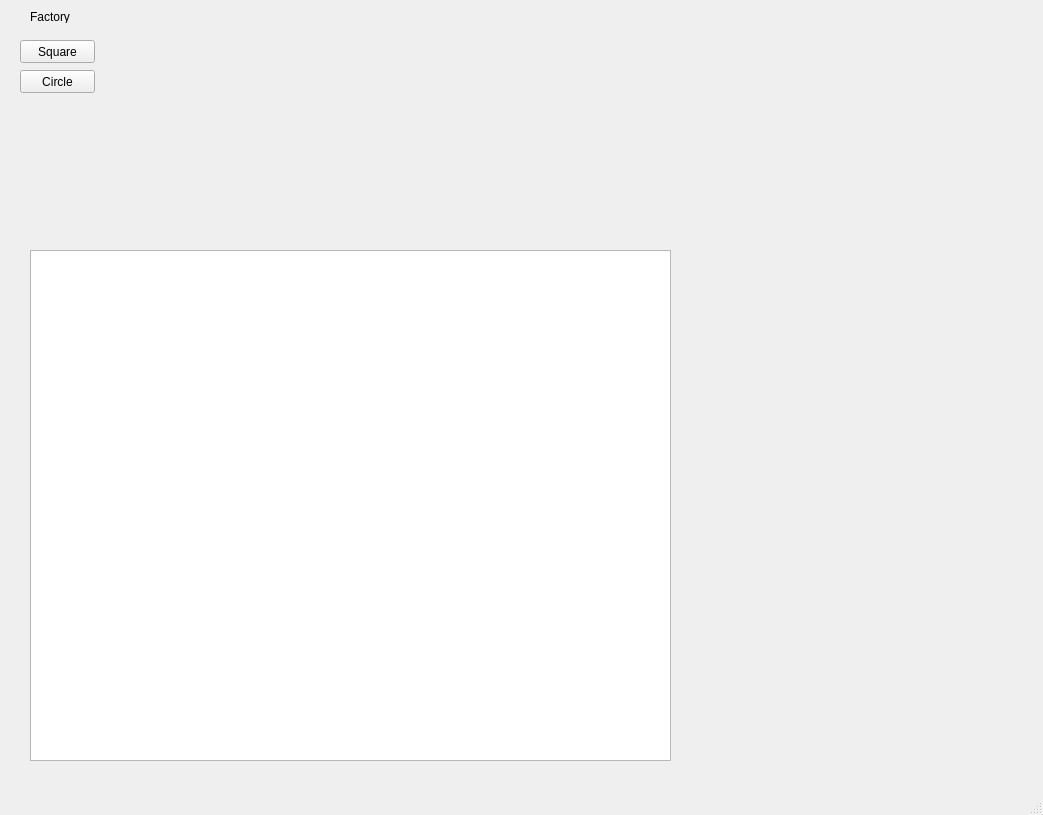
This is GUI.ui in FedorSedov/Pattern_Education as Qt 5 draws it before an edit. The edited form follows.
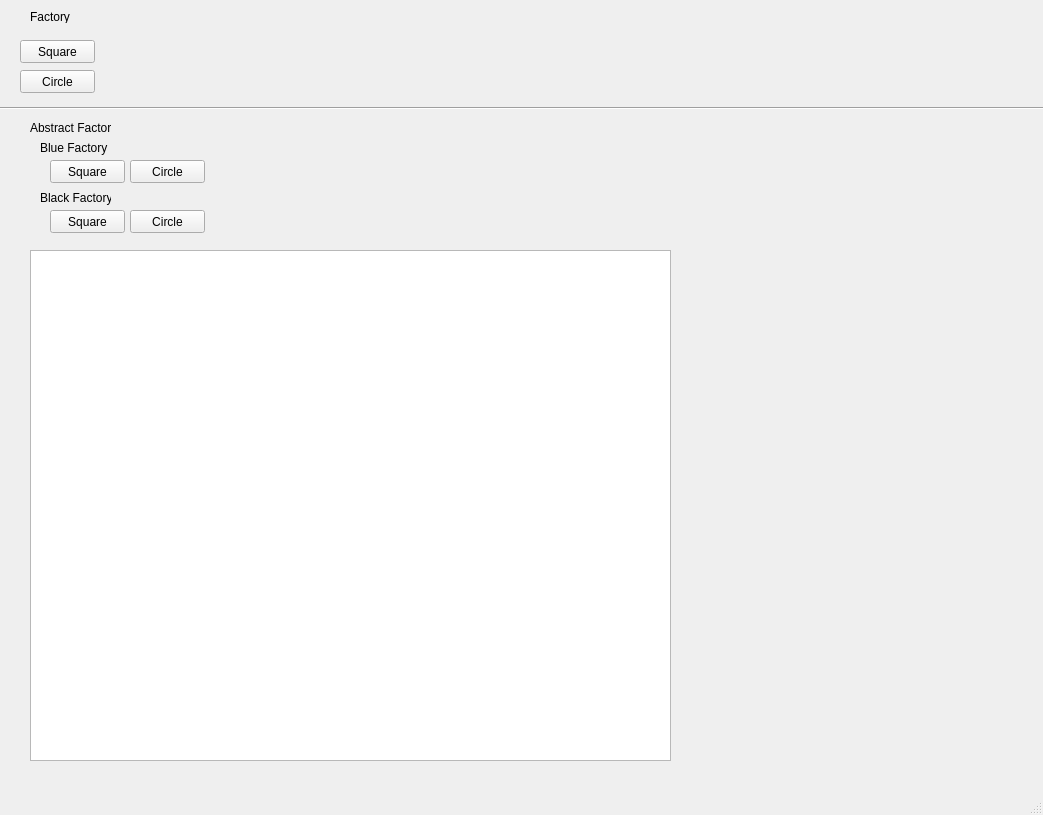
This is the edited form.

Commit message: Abstract Factory pattern added

```diff
--- a/GUI.ui
+++ b/GUI.ui
@@ -63,6 +63,110 @@
      </rect>
     </property>
    </widget>
+   <widget class="Line" name="line">
+    <property name="geometry">
+     <rect>
+      <x>-10</x>
+      <y>100</y>
+      <width>1061</width>
+      <height>16</height>
+     </rect>
+    </property>
+    <property name="orientation">
+     <enum>Qt::Horizontal</enum>
+    </property>
+   </widget>
+   <widget class="QLabel" name="label_AbstractFactory">
+    <property name="geometry">
+     <rect>
+      <x>30</x>
+      <y>120</y>
+      <width>81</width>
+      <height>16</height>
+     </rect>
+    </property>
+    <property name="text">
+     <string>Abstract Factory</string>
+    </property>
+   </widget>
+   <widget class="QLabel" name="label_BlueFactory">
+    <property name="geometry">
+     <rect>
+      <x>40</x>
+      <y>140</y>
+      <width>71</width>
+      <height>16</height>
+     </rect>
+    </property>
+    <property name="text">
+     <string>Blue Factory</string>
+    </property>
+   </widget>
+   <widget class="QLabel" name="label_BlackFactory">
+    <property name="geometry">
+     <rect>
+      <x>40</x>
+      <y>190</y>
+      <width>71</width>
+      <height>16</height>
+     </rect>
+    </property>
+    <property name="text">
+     <string>Black Factory</string>
+    </property>
+   </widget>
+   <widget class="QPushButton" name="pushButton_BlueSquare">
+    <property name="geometry">
+     <rect>
+      <x>50</x>
+      <y>160</y>
+      <width>75</width>
+      <height>23</height>
+     </rect>
+    </property>
+    <property name="text">
+     <string>Square</string>
+    </property>
+   </widget>
+   <widget class="QPushButton" name="pushButton_BlueCircle">
+    <property name="geometry">
+     <rect>
+      <x>130</x>
+      <y>160</y>
+      <width>75</width>
+      <height>23</height>
+     </rect>
+    </property>
+    <property name="text">
+     <string>Circle</string>
+    </property>
+   </widget>
+   <widget class="QPushButton" name="pushButton_BlackSquare">
+    <property name="geometry">
+     <rect>
+      <x>50</x>
+      <y>210</y>
+      <width>75</width>
+      <height>23</height>
+     </rect>
+    </property>
+    <property name="text">
+     <string>Square</string>
+    </property>
+   </widget>
+   <widget class="QPushButton" name="pushButton_BlackCircle">
+    <property name="geometry">
+     <rect>
+      <x>130</x>
+      <y>210</y>
+      <width>75</width>
+      <height>23</height>
+     </rect>
+    </property>
+    <property name="text">
+     <string>Circle</string>
+    </property>
+   </widget>
   </widget>
   <widget class="QMenuBar" name="menubar">
    <property name="geometry">
```
The commit also changes 5 other files.
